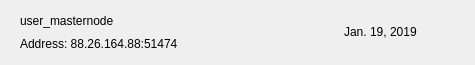
timelockcoin/tym, file src/qt/timelockcoin/forms/mnrow.ui: the form before one commit.
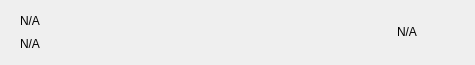
The form after the commit. Icons and pictures are not drawn.

Patch:
```diff
--- a/src/qt/timelockcoin/forms/mnrow.ui
+++ b/src/qt/timelockcoin/forms/mnrow.ui
@@ -80,14 +80,14 @@
          <item>
           <widget class="QLabel" name="labelName">
            <property name="text">
-            <string>user_masternode</string>
+            <string notr="true">N/A</string>
            </property>
           </widget>
          </item>
          <item>
           <widget class="QLabel" name="labelAddress">
            <property name="text">
-            <string>Address: 88.26.164.88:51474</string>
+            <string notr="true">N/A</string>
            </property>
           </widget>
          </item>
@@ -110,7 +110,7 @@
       <item>
        <widget class="QLabel" name="labelDate">
         <property name="text">
-         <string>Jan. 19, 2019</string>
+         <string notr="true">N/A</string>
         </property>
        </widget>
       </item>
```
